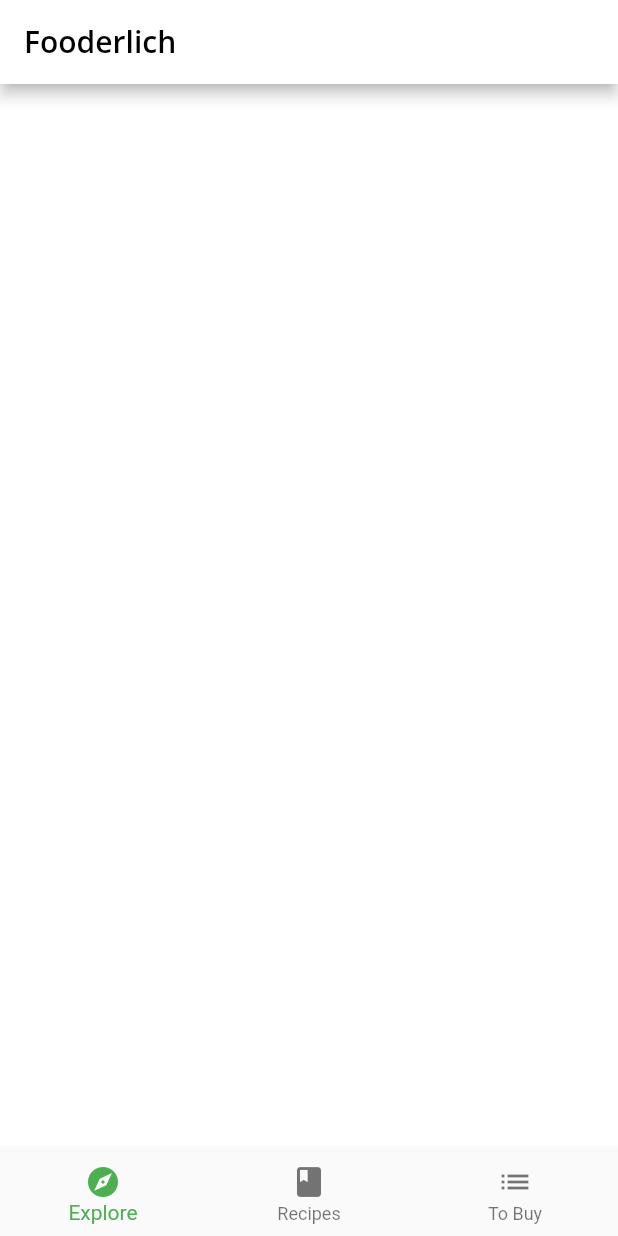
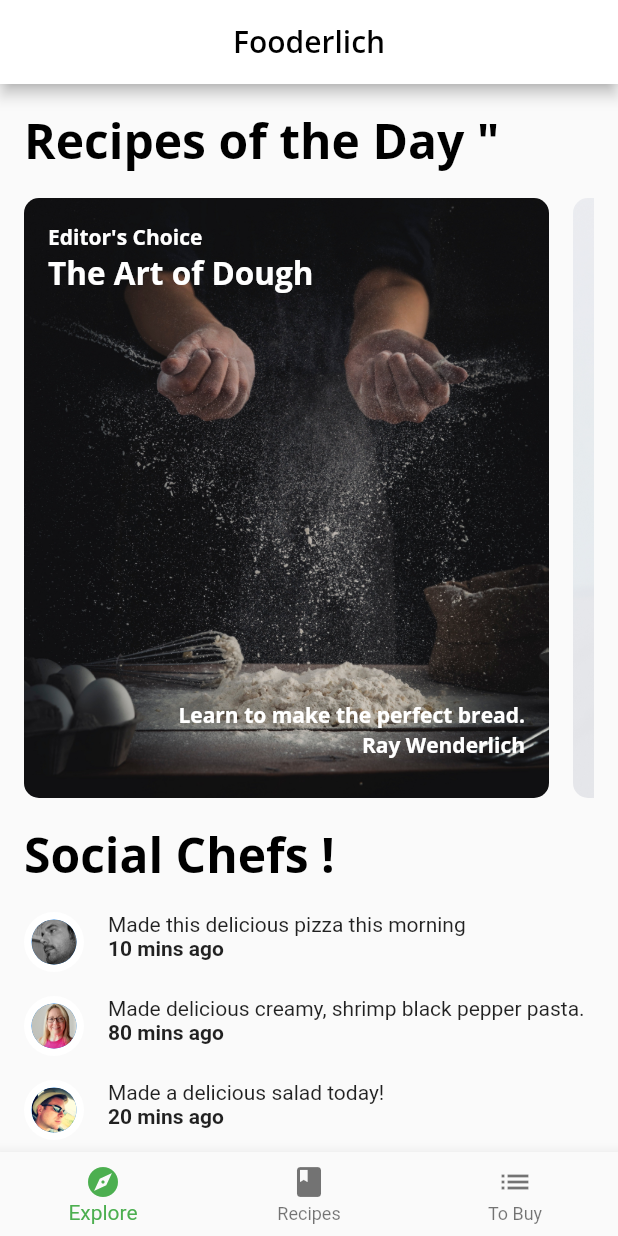
Before and after one commit to leulabay1/FlutterProjects, a Flutter app: the screen it shows after launch, on a phone screen of 412 x 824 dp. Run offline on Flutter 3.47's test engine with Material 2 defaults, Android fonts, the phone set to English and light mode, and no system bars; our stand-ins replace google_fonts.

Commit message:
add the interactive scrollable list of posts to the cheife page

```diff
--- a/fooderlich/lib/Home.dart
+++ b/fooderlich/lib/Home.dart
@@ -1,4 +1,5 @@
 import 'package:flutter/material.dart';
+import 'screens/explore_screen.dart';
 
 class Home extends StatefulWidget {
   const Home({super.key});
@@ -12,7 +13,7 @@
 
   static List<Widget> pages = <Widget>[
     // TODO: Replace with ExploreScreen
-    Container(color: Colors.white),
+    ExploreScreen(),
     // TODO: Replace with RecipesScreen
     Container(color: Colors.green),
     Container(color: Colors.blue),
@@ -28,11 +29,12 @@
   Widget build(BuildContext context) {
     return Scaffold(
       appBar: AppBar(
-        title: Text(
+          title: Center(
+        child: Text(
           'Fooderlich',
           style: Theme.of(context).textTheme.headline6,
         ),
-      ),
+      )),
       body: pages[_selectedIndex],
       bottomNavigationBar: BottomNavigationBar(
         selectedItemColor: Theme.of(context).textSelectionTheme.selectionColor,
--- a/fooderlich/lib/components/components.dart
+++ b/fooderlich/lib/components/components.dart
@@ -3,3 +3,6 @@
 export 'card2.dart';
 export 'card3.dart';
 export 'circle_image.dart';
+export 'today_recipe_list_view.dart';
+export 'friend_post_tile.dart';
+export 'friend_post_list_view.dart';
--- /dev/null
+++ b/fooderlich/lib/components/friend_post_list_view.dart
@@ -0,0 +1,55 @@
+import 'package:flutter/material.dart';
+import '../models/models.dart';
+import 'components.dart';
+
+class FriendPostListView extends StatelessWidget {
+  // 1
+  final List<Post> friendPosts;
+  const FriendPostListView({
+    super.key,
+    required this.friendPosts,
+  });
+  @override
+  Widget build(BuildContext context) {
+    // 2
+    return Padding(
+      padding: const EdgeInsets.only(
+        left: 16,
+        right: 16,
+        top: 0,
+      ),
+      // 3
+      child: Column(
+        crossAxisAlignment: CrossAxisAlignment.start,
+        children: [
+          // 4
+          Text('Social Chefs ! ', style: Theme.of(context).textTheme.headline1),
+          // 5
+          const SizedBox(height: 16),
+          // TODO: Add PostListView here
+          ListView.separated(
+            // 2
+            primary: false,
+            // 3
+            physics: const NeverScrollableScrollPhysics(),
+            // 4
+            shrinkWrap: true,
+            scrollDirection: Axis.vertical,
+            itemCount: friendPosts.length,
+            itemBuilder: (context, index) {
+              // 5
+              final post = friendPosts[index];
+              return FriendPostTile(post: post);
+            },
+            separatorBuilder: (context, index) {
+              // 6
+              return const SizedBox(height: 16);
+            },
+          ),
+          // 6
+          const SizedBox(height: 16),
+        ],
+      ),
+    );
+  }
+}
--- /dev/null
+++ b/fooderlich/lib/components/friend_post_tile.dart
@@ -0,0 +1,44 @@
+import 'package:flutter/material.dart';
+import '../components/components.dart';
+import '../models/models.dart';
+
+class FriendPostTile extends StatelessWidget {
+  final Post post;
+  const FriendPostTile({
+    super.key,
+    required this.post,
+  });
+  @override
+  Widget build(BuildContext context) {
+    // 1
+    return Row(
+      crossAxisAlignment: CrossAxisAlignment.start,
+      mainAxisAlignment: MainAxisAlignment.start,
+      children: [
+        // 2
+        CircleImage(
+          imageProvider: AssetImage(post.profileImageUrl),
+          imageRadius: 20,
+        ),
+        // 3
+        const SizedBox(width: 16),
+        // 4
+        Expanded(
+          // 5
+          child: Column(
+            crossAxisAlignment: CrossAxisAlignment.start,
+            children: [
+              // 6
+              Text(post.comment),
+              // 7
+              Text(
+                '${post.timestamp} mins ago',
+                style: const TextStyle(fontWeight: FontWeight.w700),
+              ),
+            ],
+          ),
+        ),
+      ],
+    );
+  }
+}
--- /dev/null
+++ b/fooderlich/lib/components/today_recipe_list_view.dart
@@ -0,0 +1,73 @@
+import 'package:flutter/material.dart';
+// 1
+import '../components/components.dart';
+import '../models/models.dart';
+
+class TodayRecipeListView extends StatelessWidget {
+  // 2
+  final List<ExploreRecipe> recipes;
+  const TodayRecipeListView({
+    super.key,
+    required this.recipes,
+  });
+  @override
+  Widget build(BuildContext context) {
+    // 3
+    return Padding(
+      padding: const EdgeInsets.only(
+        left: 16,
+        right: 16,
+        top: 16,
+      ),
+      // 4
+      child: Column(
+        crossAxisAlignment: CrossAxisAlignment.start,
+        children: [
+          // 5
+          Text('Recipes of the Day " ',
+              style: Theme.of(context).textTheme.headline1),
+          // 6
+          const SizedBox(height: 16),
+          // 7
+          Container(
+            height: 400,
+            // TODO: Add ListView Here
+            // 1
+            color: Colors.transparent,
+// 2
+            child: ListView.separated(
+              // 3
+              scrollDirection: Axis.horizontal,
+              // 4
+              itemCount: recipes.length,
+              // 5
+              itemBuilder: (context, index) {
+                // 6
+                final recipe = recipes[index];
+                return buildCard(recipe);
+              },
+              // 7
+              separatorBuilder: (context, index) {
+                // 8
+                return const SizedBox(width: 16);
+              },
+            ),
+          ),
+        ],
+      ),
+    );
+  }
+
+  // TODO: Add buildCard() widget here
+  Widget buildCard(ExploreRecipe recipe) {
+    if (recipe.cardType == RecipeCardType.card1) {
+      return Card1(recipe: recipe);
+    } else if (recipe.cardType == RecipeCardType.card2) {
+      return Card2(recipe: recipe);
+    } else if (recipe.cardType == RecipeCardType.card3) {
+      return Card3(recipe: recipe);
+    } else {
+      throw Exception('This card doesn\'t exist yet');
+    }
+  }
+}
--- /dev/null
+++ b/fooderlich/lib/screens/explore_screen.dart
@@ -0,0 +1,41 @@
+import 'package:flutter/material.dart';
+import '../components/components.dart';
+import '../models/models.dart';
+import '../api/mock_fooderlich_service.dart';
+
+class ExploreScreen extends StatelessWidget {
+  // 1
+  final mockService = MockFooderlichService();
+  ExploreScreen({super.key});
+  @override
+  Widget build(BuildContext context) {
+    // 1
+    return FutureBuilder(
+      // 2
+      future: mockService.getExploreData(),
+      // 3
+      builder: (context, AsyncSnapshot<ExploreData> snapshot) {
+        // 4
+        if (snapshot.connectionState == ConnectionState.done) {
+          // 5
+          return ListView(
+            // 6
+            scrollDirection: Axis.vertical,
+            children: [
+              // 7
+              TodayRecipeListView(recipes: snapshot.data?.todayRecipes ?? []),
+              // 8
+              const SizedBox(height: 16),
+              // 9
+              // TODO: Replace this with FriendPostListView
+              FriendPostListView(friendPosts: snapshot.data?.friendPosts ?? []),
+            ],
+          );
+        } else {
+          // 10
+          return const Center(child: CircularProgressIndicator());
+        }
+      },
+    );
+  }
+}
```
